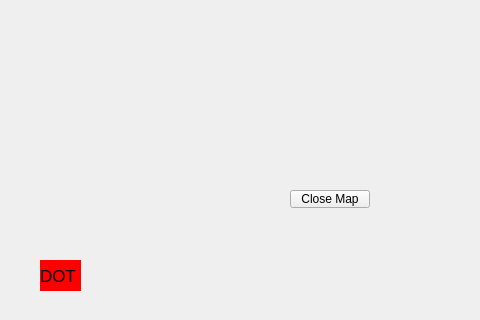
jeancarson/GUIzork, file zork3/guide.ui: the form before one commit; both pictures show x 120 to 600 and y 0 to 320 of the 800 by 600 pixel window.
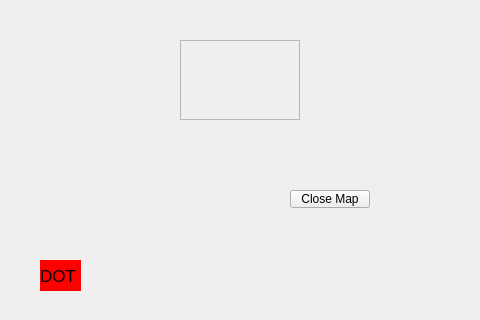
The form after the commit.

Commit message: timer can only be viewed from one window currently - restructuring needed and will use friendship

The edit to the form file:
```diff
--- a/zork3/guide.ui
+++ b/zork3/guide.ui
@@ -63,6 +63,22 @@
      <string>Close Map</string>
     </property>
    </widget>
+   <widget class="QFrame" name="forTimerGuide">
+    <property name="geometry">
+     <rect>
+      <x>300</x>
+      <y>40</y>
+      <width>120</width>
+      <height>80</height>
+     </rect>
+    </property>
+    <property name="frameShape">
+     <enum>QFrame::StyledPanel</enum>
+    </property>
+    <property name="frameShadow">
+     <enum>QFrame::Raised</enum>
+    </property>
+   </widget>
   </widget>
   <widget class="QMenuBar" name="menubar">
    <property name="geometry">
```
The commit also changes 5 other files.
